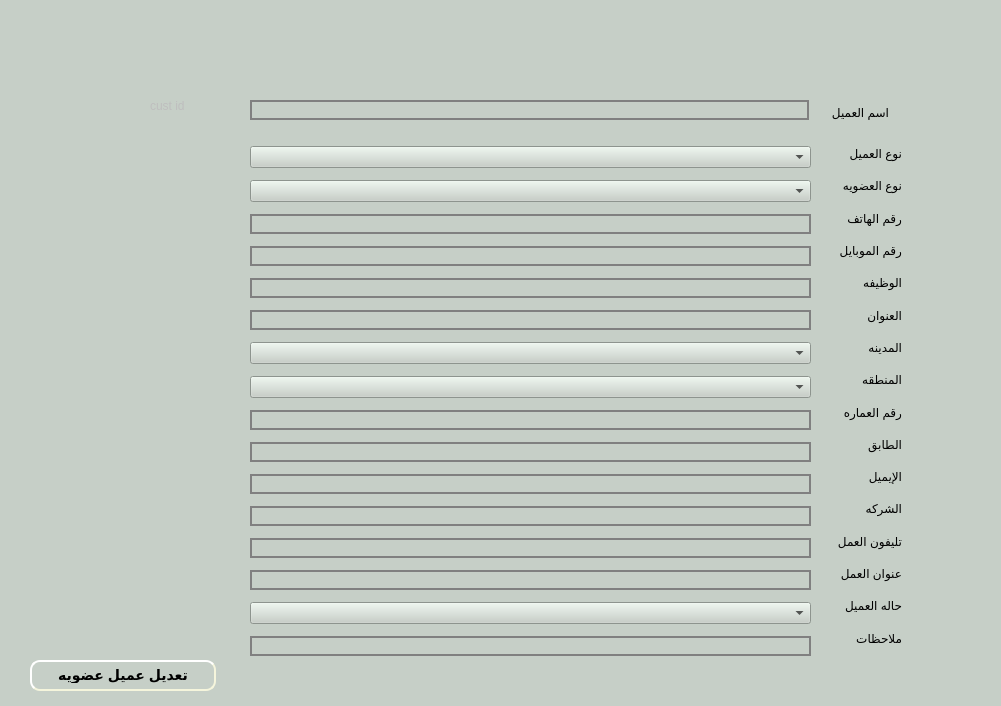
This is presentation/loyalty_ui/modifyCustomer.ui in shymaa123456/HyperPOS2020 as Qt 5 draws it before an edit. The edited form follows.
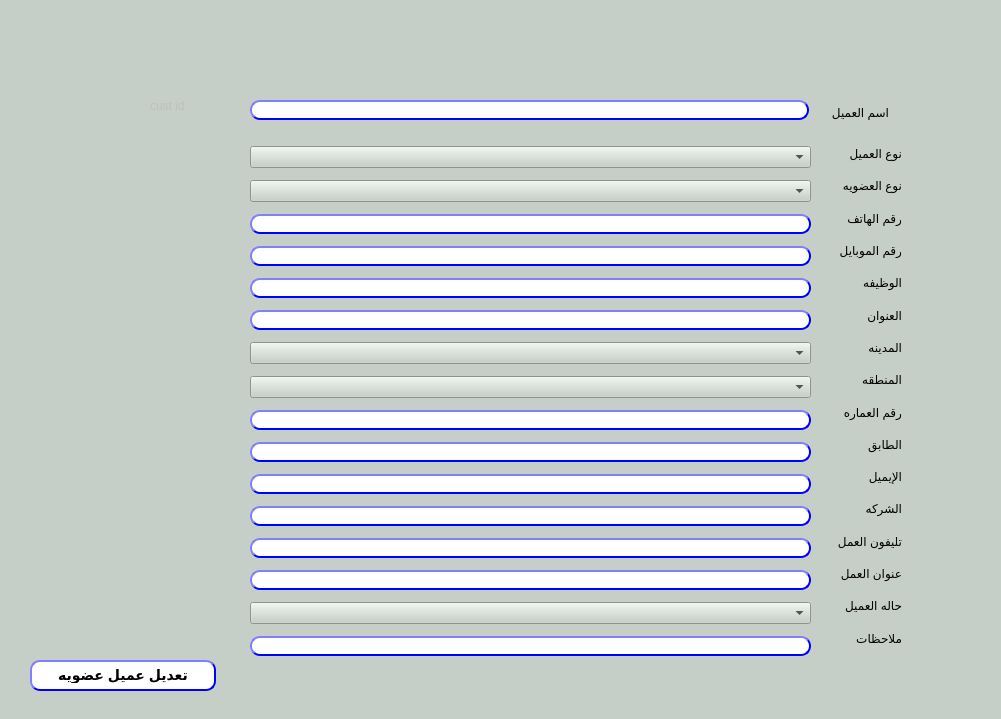
This is the edited form.

What changed in the file:
```diff
--- a/presentation/loyalty_ui/modifyCustomer.ui
+++ b/presentation/loyalty_ui/modifyCustomer.ui
@@ -7,7 +7,7 @@
     <x>0</x>
     <y>0</y>
     <width>1001</width>
-    <height>706</height>
+    <height>719</height>
    </rect>
   </property>
   <property name="acceptDrops">
@@ -173,48 +173,112 @@
     <item>
      <widget class="QLineEdit" name="lE_phone">
       <property name="styleSheet">
-       <string notr="true">border: 2px solid gray;
-
-                                padding: 0 8px;
-
-                                selection-background-color: darkgray;
-                            </string>
+       <string notr="true">QLineEdit{
+                                        background-color: white;
+                                        border-style: outset;
+                                        border-width: 2px;
+                                        border-radius: 10px;
+                                        border-color: blue;
+                                        min-width: 6em;
+                                        }
+                                        QLineEdit:hover {
+                                        background: qradialgradient(
+                                        cx: 0.3, cy: -0.4, fx: 0.3, fy: -0.4,
+                                        radius: 1.35, stop: 0 #fff, stop: 1 #bbb
+                                        );
+                                        }
+                                       QLineEdit:pressed {
+                                        border-style: inset;
+                                        background: qradialgradient(
+                                        cx: 0.4, cy: -0.1, fx: 0.4, fy: -0.1,
+                                        radius: 1.35, stop: 0 #fff, stop: 1 #ddd
+                                        );
+                                        }
+                                    </string>
       </property>
      </widget>
     </item>
     <item>
      <widget class="QLineEdit" name="lE_mobile">
       <property name="styleSheet">
-       <string notr="true">border: 2px solid gray;
-
-                                padding: 0 8px;
-
-                                selection-background-color: darkgray;
-                            </string>
+       <string notr="true">QLineEdit{
+                                        background-color: white;
+                                        border-style: outset;
+                                        border-width: 2px;
+                                        border-radius: 10px;
+                                        border-color: blue;
+                                        min-width: 6em;
+                                        }
+                                        QLineEdit:hover {
+                                        background: qradialgradient(
+                                        cx: 0.3, cy: -0.4, fx: 0.3, fy: -0.4,
+                                        radius: 1.35, stop: 0 #fff, stop: 1 #bbb
+                                        );
+                                        }
+                                       QLineEdit:pressed {
+                                        border-style: inset;
+                                        background: qradialgradient(
+                                        cx: 0.4, cy: -0.1, fx: 0.4, fy: -0.1,
+                                        radius: 1.35, stop: 0 #fff, stop: 1 #ddd
+                                        );
+                                        }
+                                    </string>
       </property>
      </widget>
     </item>
     <item>
      <widget class="QLineEdit" name="LE_job">
       <property name="styleSheet">
-       <string notr="true">border: 2px solid gray;
-
-                                padding: 0 8px;
-
-                                selection-background-color: darkgray;
-                            </string>
+       <string notr="true">QLineEdit{
+                                        background-color: white;
+                                        border-style: outset;
+                                        border-width: 2px;
+                                        border-radius: 10px;
+                                        border-color: blue;
+                                        min-width: 6em;
+                                        }
+                                        QLineEdit:hover {
+                                        background: qradialgradient(
+                                        cx: 0.3, cy: -0.4, fx: 0.3, fy: -0.4,
+                                        radius: 1.35, stop: 0 #fff, stop: 1 #bbb
+                                        );
+                                        }
+                                       QLineEdit:pressed {
+                                        border-style: inset;
+                                        background: qradialgradient(
+                                        cx: 0.4, cy: -0.1, fx: 0.4, fy: -0.1,
+                                        radius: 1.35, stop: 0 #fff, stop: 1 #ddd
+                                        );
+                                        }
+                                    </string>
       </property>
      </widget>
     </item>
     <item>
      <widget class="QLineEdit" name="LE_address">
       <property name="styleSheet">
-       <string notr="true">border: 2px solid gray;
-
-                                padding: 0 8px;
-
-                                selection-background-color: darkgray;
-                            </string>
+       <string notr="true">QLineEdit{
+                                        background-color: white;
+                                        border-style: outset;
+                                        border-width: 2px;
+                                        border-radius: 10px;
+                                        border-color: blue;
+                                        min-width: 6em;
+                                        }
+                                        QLineEdit:hover {
+                                        background: qradialgradient(
+                                        cx: 0.3, cy: -0.4, fx: 0.3, fy: -0.4,
+                                        radius: 1.35, stop: 0 #fff, stop: 1 #bbb
+                                        );
+                                        }
+                                       QLineEdit:pressed {
+                                        border-style: inset;
+                                        background: qradialgradient(
+                                        cx: 0.4, cy: -0.1, fx: 0.4, fy: -0.1,
+                                        radius: 1.35, stop: 0 #fff, stop: 1 #ddd
+                                        );
+                                        }
+                                    </string>
       </property>
      </widget>
     </item>
@@ -235,71 +299,168 @@
     <item>
      <widget class="QLineEdit" name="LE_building">
       <property name="styleSheet">
-       <string notr="true">border: 2px solid gray;
-
-                                padding: 0 8px;
-
-                                selection-background-color: darkgray;
-                            </string>
+       <string notr="true">QLineEdit{
+                                        background-color: white;
+                                        border-style: outset;
+                                        border-width: 2px;
+                                        border-radius: 10px;
+                                        border-color: blue;
+                                        min-width: 6em;
+                                        }
+                                        QLineEdit:hover {
+                                        background: qradialgradient(
+                                        cx: 0.3, cy: -0.4, fx: 0.3, fy: -0.4,
+                                        radius: 1.35, stop: 0 #fff, stop: 1 #bbb
+                                        );
+                                        }
+                                       QLineEdit:pressed {
+                                        border-style: inset;
+                                        background: qradialgradient(
+                                        cx: 0.4, cy: -0.1, fx: 0.4, fy: -0.1,
+                                        radius: 1.35, stop: 0 #fff, stop: 1 #ddd
+                                        );
+                                        }
+                                    </string>
       </property>
      </widget>
     </item>
     <item>
      <widget class="QLineEdit" name="LE_floor">
       <property name="styleSheet">
-       <string notr="true">border: 2px solid gray;
-
-                                padding: 0 8px;
-
-                                selection-background-color: darkgray;
-                            </string>
+       <string notr="true">QLineEdit{
+                                        background-color: white;
+                                        border-style: outset;
+                                        border-width: 2px;
+                                        border-radius: 10px;
+                                        border-color: blue;
+                                        min-width: 6em;
+                                        }
+                                        QLineEdit:hover {
+                                        background: qradialgradient(
+                                        cx: 0.3, cy: -0.4, fx: 0.3, fy: -0.4,
+                                        radius: 1.35, stop: 0 #fff, stop: 1 #bbb
+                                        );
+                                        }
+                                       QLineEdit:pressed {
+                                        border-style: inset;
+                                        background: qradialgradient(
+                                        cx: 0.4, cy: -0.1, fx: 0.4, fy: -0.1,
+                                        radius: 1.35, stop: 0 #fff, stop: 1 #ddd
+                                        );
+                                        }
+                                    </string>
       </property>
      </widget>
     </item>
     <item>
      <widget class="QLineEdit" name="LE_email">
       <property name="styleSheet">
-       <string notr="true">border: 2px solid gray;
-
-                                padding: 0 8px;
-
-                                selection-background-color: darkgray;
-                            </string>
+       <string notr="true">QLineEdit{
+                                        background-color: white;
+                                        border-style: outset;
+                                        border-width: 2px;
+                                        border-radius: 10px;
+                                        border-color: blue;
+                                        min-width: 6em;
+                                        }
+                                        QLineEdit:hover {
+                                        background: qradialgradient(
+                                        cx: 0.3, cy: -0.4, fx: 0.3, fy: -0.4,
+                                        radius: 1.35, stop: 0 #fff, stop: 1 #bbb
+                                        );
+                                        }
+                                       QLineEdit:pressed {
+                                        border-style: inset;
+                                        background: qradialgradient(
+                                        cx: 0.4, cy: -0.1, fx: 0.4, fy: -0.1,
+                                        radius: 1.35, stop: 0 #fff, stop: 1 #ddd
+                                        );
+                                        }
+                                    </string>
       </property>
      </widget>
     </item>
     <item>
      <widget class="QLineEdit" name="LE_company">
       <property name="styleSheet">
-       <string notr="true">border: 2px solid gray;
-
-                                padding: 0 8px;
-
-                                selection-background-color: darkgray;
-                            </string>
+       <string notr="true">QLineEdit{
+                                        background-color: white;
+                                        border-style: outset;
+                                        border-width: 2px;
+                                        border-radius: 10px;
+                                        border-color: blue;
+                                        min-width: 6em;
+                                        }
+                                        QLineEdit:hover {
+                                        background: qradialgradient(
+                                        cx: 0.3, cy: -0.4, fx: 0.3, fy: -0.4,
+                                        radius: 1.35, stop: 0 #fff, stop: 1 #bbb
+                                        );
+                                        }
+                                       QLineEdit:pressed {
+                                        border-style: inset;
+                                        background: qradialgradient(
+                                        cx: 0.4, cy: -0.1, fx: 0.4, fy: -0.1,
+                                        radius: 1.35, stop: 0 #fff, stop: 1 #ddd
+                                        );
+                                        }
+                                    </string>
       </property>
      </widget>
     </item>
     <item>
      <widget class="QLineEdit" name="LE_workPhone">
       <property name="styleSheet">
-       <string notr="true">border: 2px solid gray;
-
-                                padding: 0 8px;
-
-                                selection-background-color: darkgray;
-                            </string>
+       <string notr="true">QLineEdit{
+                                        background-color: white;
+                                        border-style: outset;
+                                        border-width: 2px;
+                                        border-radius: 10px;
+                                        border-color: blue;
+                                        min-width: 6em;
+                                        }
+                                        QLineEdit:hover {
+                                        background: qradialgradient(
+                                        cx: 0.3, cy: -0.4, fx: 0.3, fy: -0.4,
+                                        radius: 1.35, stop: 0 #fff, stop: 1 #bbb
+                                        );
+                                        }
+                                       QLineEdit:pressed {
+                                        border-style: inset;
+                                        background: qradialgradient(
+                                        cx: 0.4, cy: -0.1, fx: 0.4, fy: -0.1,
+                                        radius: 1.35, stop: 0 #fff, stop: 1 #ddd
+                                        );
+                                        }
+                                    </string>
       </property>
      </widget>
     </item>
     <item>
      <widget class="QLineEdit" name="LE_workAddress">
       <property name="styleSheet">
-       <string notr="true">border: 2px solid gray;
-
-                                padding: 0 8px;
-
-                                selection-background-color: darkgray;
+       <string notr="true">QLineEdit{
+                                        background-color: white;
+                                        border-style: outset;
+                                        border-width: 2px;
+                                        border-radius: 10px;
+                                        border-color: blue;
+                                        min-width: 6em;
+                                        }
+                                        QLineEdit:hover {
+                                        background: qradialgradient(
+                                        cx: 0.3, cy: -0.4, fx: 0.3, fy: -0.4,
+                                        radius: 1.35, stop: 0 #fff, stop: 1 #bbb
+                                        );
+                                        }
+                                       QLineEdit:pressed {
+                                        border-style: inset;
+                                        background: qradialgradient(
+                                        cx: 0.4, cy: -0.1, fx: 0.4, fy: -0.1,
+                                        radius: 1.35, stop: 0 #fff, stop: 1 #ddd
+                                        );
+                                        }
+                                    
                             </string>
       </property>
      </widget>
@@ -317,12 +478,28 @@
     <item>
      <widget class="QLineEdit" name="LE_notes">
       <property name="styleSheet">
-       <string notr="true">border: 2px solid gray;
-
-                                padding: 0 8px;
-
-                                selection-background-color: darkgray;
-                            </string>
+       <string notr="true">QLineEdit{
+                                        background-color: white;
+                                        border-style: outset;
+                                        border-width: 2px;
+                                        border-radius: 10px;
+                                        border-color: blue;
+                                        min-width: 6em;
+                                        }
+                                        QLineEdit:hover {
+                                        background: qradialgradient(
+                                        cx: 0.3, cy: -0.4, fx: 0.3, fy: -0.4,
+                                        radius: 1.35, stop: 0 #fff, stop: 1 #bbb
+                                        );
+                                        }
+                                       QLineEdit:pressed {
+                                        border-style: inset;
+                                        background: qradialgradient(
+                                        cx: 0.4, cy: -0.1, fx: 0.4, fy: -0.1,
+                                        radius: 1.35, stop: 0 #fff, stop: 1 #ddd
+                                        );
+                                        }
+                                    </string>
       </property>
      </widget>
     </item>
@@ -354,15 +531,30 @@
     </rect>
    </property>
    <property name="styleSheet">
-    <string notr="true">
-                    border-style: outset;
-                    border-width: 2px;
-                    border-radius: 10px;
-                    border-color: beige;
-                    font: bold 14px;
-                    min-width: 10em;
-                    padding: 6px;
-                </string>
+    <string notr="true">QPushButton{
+                                        background-color: white;
+                                        border-style: outset;
+                                        border-width: 2px;
+                                        border-radius: 10px;
+                                        border-color: blue;
+                                        font: bold 14px;
+                                        min-width:6em;
+ padding: 6px;
+                                       }
+                                        QPushButton:hover {
+                                        background: qradialgradient(
+                                        cx: 0.3, cy: -0.4, fx: 0.3, fy: -0.4,
+                                        radius: 1.35, stop: 0 #fff, stop: 1 #bbb
+                                        );
+                                        }
+                                        QPushButton:pressed {
+                                        border-style: inset;
+                                        background: qradialgradient(
+                                        cx: 0.4, cy: -0.1, fx: 0.4, fy: -0.1,
+                                        radius: 1.35, stop: 0 #fff, stop: 1 #ddd
+                                        );
+                                        }
+                                    </string>
    </property>
    <property name="text">
     <string>تعديل عميل عضويه</string>
@@ -410,12 +602,28 @@
     </rect>
    </property>
    <property name="styleSheet">
-    <string notr="true">border: 2px solid gray;
-
-                                padding: 0 8px;
-
-                                selection-background-color: darkgray;
-                            </string>
+    <string notr="true">QLineEdit{
+                                        background-color: white;
+                                        border-style: outset;
+                                        border-width: 2px;
+                                        border-radius: 10px;
+                                        border-color: blue;
+                                        min-width: 6em;
+                                        }
+                                        QLineEdit:hover {
+                                        background: qradialgradient(
+                                        cx: 0.3, cy: -0.4, fx: 0.3, fy: -0.4,
+                                        radius: 1.35, stop: 0 #fff, stop: 1 #bbb
+                                        );
+                                        }
+                                       QLineEdit:pressed {
+                                        border-style: inset;
+                                        background: qradialgradient(
+                                        cx: 0.4, cy: -0.1, fx: 0.4, fy: -0.1,
+                                        radius: 1.35, stop: 0 #fff, stop: 1 #ddd
+                                        );
+                                        }
+                                    </string>
    </property>
   </widget>
  </widget>
```
